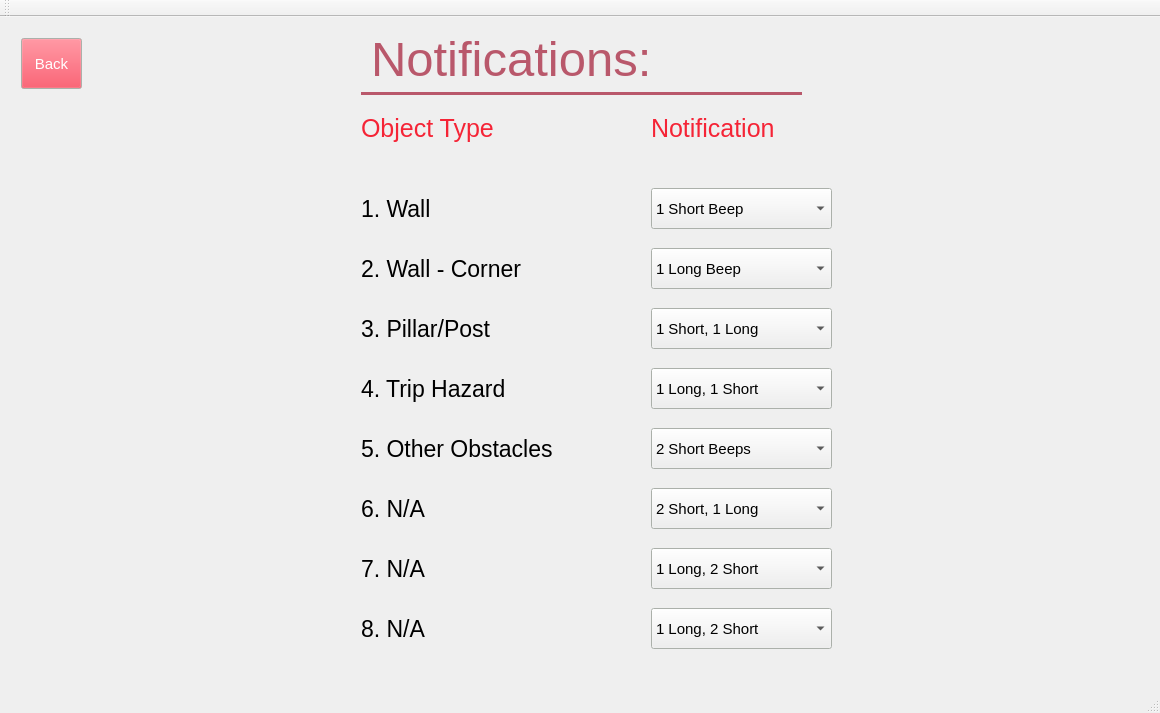
Above: leddargui/mainwindow.ui from SCCapstone/Sense-Able before the change. Below: the same form after it.
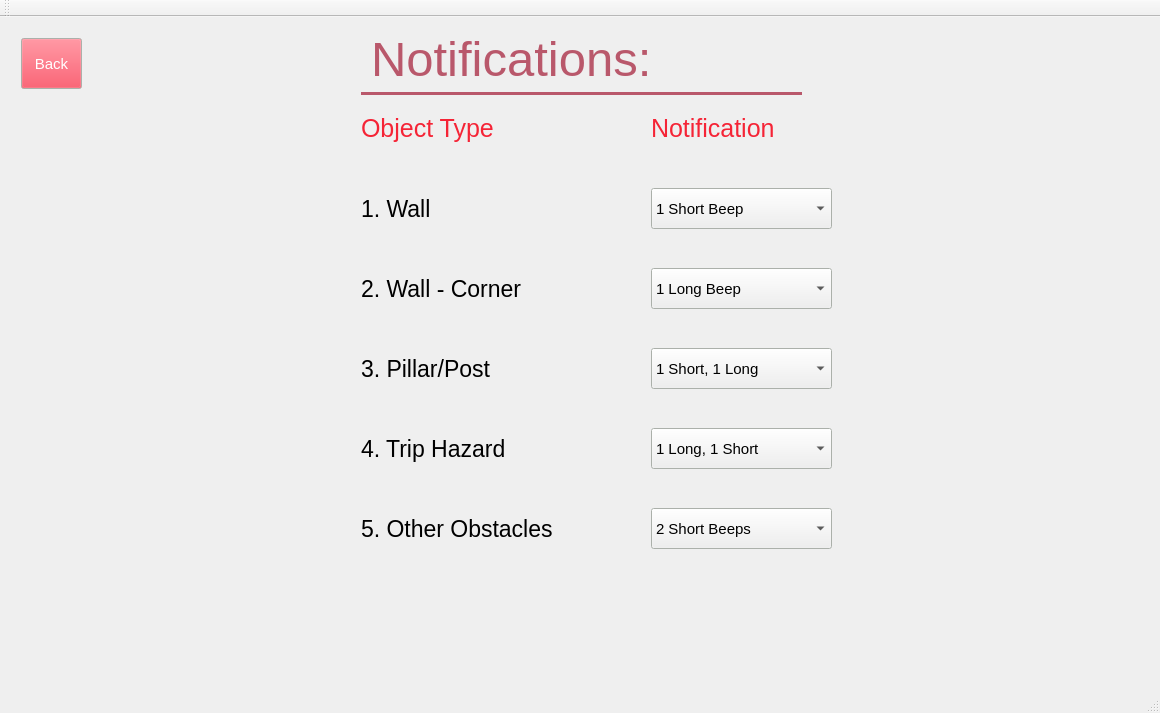
That is the form after the change. The open tabs and pages were chosen to show the change.

Commit message: edited the gui for the notifications issues. closes #108. And got rid of the N/A boxes and notifications that didn't specify anything. closes #106

The edit to the form file:
```diff
--- a/leddargui/mainwindow.ui
+++ b/leddargui/mainwindow.ui
@@ -2884,7 +2884,7 @@
         <property name="geometry">
          <rect>
           <x>350</x>
-          <y>280</y>
+          <y>320</y>
           <width>231</width>
           <height>41</height>
          </rect>
@@ -2969,7 +2969,7 @@
         <property name="geometry">
          <rect>
           <x>350</x>
-          <y>340</y>
+          <y>400</y>
           <width>231</width>
           <height>41</height>
          </rect>
@@ -3050,181 +3050,11 @@
          <set>Qt::AlignLeading|Qt::AlignLeft|Qt::AlignVCenter</set>
         </property>
        </widget>
-       <widget class="QLabel" name="label_7">
-        <property name="geometry">
-         <rect>
-          <x>350</x>
-          <y>520</y>
-          <width>231</width>
-          <height>41</height>
-         </rect>
-        </property>
-        <property name="palette">
-         <palette>
-          <active>
-           <colorrole role="WindowText">
-            <brush brushstyle="SolidPattern">
-             <color alpha="255">
-              <red>0</red>
-              <green>0</green>
-              <blue>0</blue>
-             </color>
-            </brush>
-           </colorrole>
-           <colorrole role="Text">
-            <brush brushstyle="SolidPattern">
-             <color alpha="255">
-              <red>245</red>
-              <green>36</green>
-              <blue>54</blue>
-             </color>
-            </brush>
-           </colorrole>
-          </active>
-          <inactive>
-           <colorrole role="WindowText">
-            <brush brushstyle="SolidPattern">
-             <color alpha="255">
-              <red>0</red>
-              <green>0</green>
-              <blue>0</blue>
-             </color>
-            </brush>
-           </colorrole>
-           <colorrole role="Text">
-            <brush brushstyle="SolidPattern">
-             <color alpha="255">
-              <red>245</red>
-              <green>36</green>
-              <blue>54</blue>
-             </color>
-            </brush>
-           </colorrole>
-          </inactive>
-          <disabled>
-           <colorrole role="WindowText">
-            <brush brushstyle="SolidPattern">
-             <color alpha="255">
-              <red>190</red>
-              <green>190</green>
-              <blue>190</blue>
-             </color>
-            </brush>
-           </colorrole>
-           <colorrole role="Text">
-            <brush brushstyle="SolidPattern">
-             <color alpha="255">
-              <red>190</red>
-              <green>190</green>
-              <blue>190</blue>
-             </color>
-            </brush>
-           </colorrole>
-          </disabled>
-         </palette>
-        </property>
-        <property name="font">
-         <font>
-          <pointsize>17</pointsize>
-         </font>
-        </property>
-        <property name="text">
-         <string>7. N/A</string>
-        </property>
-        <property name="alignment">
-         <set>Qt::AlignLeading|Qt::AlignLeft|Qt::AlignVCenter</set>
-        </property>
-       </widget>
-       <widget class="QLabel" name="label_8">
-        <property name="geometry">
-         <rect>
-          <x>350</x>
-          <y>580</y>
-          <width>231</width>
-          <height>41</height>
-         </rect>
-        </property>
-        <property name="palette">
-         <palette>
-          <active>
-           <colorrole role="WindowText">
-            <brush brushstyle="SolidPattern">
-             <color alpha="255">
-              <red>0</red>
-              <green>0</green>
-              <blue>0</blue>
-             </color>
-            </brush>
-           </colorrole>
-           <colorrole role="Text">
-            <brush brushstyle="SolidPattern">
-             <color alpha="255">
-              <red>245</red>
-              <green>36</green>
-              <blue>54</blue>
-             </color>
-            </brush>
-           </colorrole>
-          </active>
-          <inactive>
-           <colorrole role="WindowText">
-            <brush brushstyle="SolidPattern">
-             <color alpha="255">
-              <red>0</red>
-              <green>0</green>
-              <blue>0</blue>
-             </color>
-            </brush>
-           </colorrole>
-           <colorrole role="Text">
-            <brush brushstyle="SolidPattern">
-             <color alpha="255">
-              <red>245</red>
-              <green>36</green>
-              <blue>54</blue>
-             </color>
-            </brush>
-           </colorrole>
-          </inactive>
-          <disabled>
-           <colorrole role="WindowText">
-            <brush brushstyle="SolidPattern">
-             <color alpha="255">
-              <red>190</red>
-              <green>190</green>
-              <blue>190</blue>
-             </color>
-            </brush>
-           </colorrole>
-           <colorrole role="Text">
-            <brush brushstyle="SolidPattern">
-             <color alpha="255">
-              <red>190</red>
-              <green>190</green>
-              <blue>190</blue>
-             </color>
-            </brush>
-           </colorrole>
-          </disabled>
-         </palette>
-        </property>
-        <property name="font">
-         <font>
-          <pointsize>17</pointsize>
-         </font>
-        </property>
-        <property name="text">
-         <string>8. N/A</string>
-        </property>
-        <property name="alignment">
-         <set>Qt::AlignLeading|Qt::AlignLeft|Qt::AlignVCenter</set>
-        </property>
-       </widget>
        <widget class="QLabel" name="label_5">
         <property name="geometry">
          <rect>
           <x>350</x>
-          <y>400</y>
+          <y>480</y>
           <width>261</width>
           <height>41</height>
          </rect>
@@ -3305,91 +3135,6 @@
          <set>Qt::AlignLeading|Qt::AlignLeft|Qt::AlignVCenter</set>
         </property>
        </widget>
-       <widget class="QLabel" name="label_6">
-        <property name="geometry">
-         <rect>
-          <x>350</x>
-          <y>460</y>
-          <width>231</width>
-          <height>41</height>
-         </rect>
-        </property>
-        <property name="palette">
-         <palette>
-          <active>
-           <colorrole role="WindowText">
-            <brush brushstyle="SolidPattern">
-             <color alpha="255">
-              <red>0</red>
-              <green>0</green>
-              <blue>0</blue>
-             </color>
-            </brush>
-           </colorrole>
-           <colorrole role="Text">
-            <brush brushstyle="SolidPattern">
-             <color alpha="255">
-              <red>245</red>
-              <green>36</green>
-              <blue>54</blue>
-             </color>
-            </brush>
-           </colorrole>
-          </active>
-          <inactive>
-           <colorrole role="WindowText">
-            <brush brushstyle="SolidPattern">
-             <color alpha="255">
-              <red>0</red>
-              <green>0</green>
-              <blue>0</blue>
-             </color>
-            </brush>
-           </colorrole>
-           <colorrole role="Text">
-            <brush brushstyle="SolidPattern">
-             <color alpha="255">
-              <red>245</red>
-              <green>36</green>
-              <blue>54</blue>
-             </color>
-            </brush>
-           </colorrole>
-          </inactive>
-          <disabled>
-           <colorrole role="WindowText">
-            <brush brushstyle="SolidPattern">
-             <color alpha="255">
-              <red>190</red>
-              <green>190</green>
-              <blue>190</blue>
-             </color>
-            </brush>
-           </colorrole>
-           <colorrole role="Text">
-            <brush brushstyle="SolidPattern">
-             <color alpha="255">
-              <red>190</red>
-              <green>190</green>
-              <blue>190</blue>
-             </color>
-            </brush>
-           </colorrole>
-          </disabled>
-         </palette>
-        </property>
-        <property name="font">
-         <font>
-          <pointsize>17</pointsize>
-         </font>
-        </property>
-        <property name="text">
-         <string>6. N/A</string>
-        </property>
-        <property name="alignment">
-         <set>Qt::AlignLeading|Qt::AlignLeft|Qt::AlignVCenter</set>
-        </property>
-       </widget>
        <widget class="QComboBox" name="obj1_notif_choice">
         <property name="geometry">
          <rect>
@@ -3442,7 +3187,7 @@
         <property name="geometry">
          <rect>
           <x>350</x>
-          <y>220</y>
+          <y>240</y>
           <width>231</width>
           <height>41</height>
          </rect>
@@ -3527,7 +3272,7 @@
         <property name="geometry">
          <rect>
           <x>640</x>
-          <y>220</y>
+          <y>240</y>
           <width>181</width>
           <height>41</height>
          </rect>
@@ -3575,7 +3320,7 @@
         <property name="geometry">
          <rect>
           <x>640</x>
-          <y>280</y>
+          <y>320</y>
           <width>181</width>
           <height>41</height>
          </rect>
@@ -3623,7 +3368,7 @@
         <property name="geometry">
          <rect>
           <x>640</x>
-          <y>340</y>
+          <y>400</y>
           <width>181</width>
           <height>41</height>
          </rect>
@@ -3671,7 +3416,7 @@
         <property name="geometry">
          <rect>
           <x>640</x>
-          <y>400</y>
+          <y>480</y>
           <width>181</width>
           <height>41</height>
          </rect>
@@ -3715,153 +3460,6 @@
          </property>
         </item>
        </widget>
-       <widget class="QComboBox" name="obj6_notif_choice">
-        <property name="geometry">
-         <rect>
-          <x>640</x>
-          <y>460</y>
-          <width>181</width>
-          <height>41</height>
-         </rect>
-        </property>
-        <property name="currentIndex">
-         <number>5</number>
-        </property>
-        <item>
-         <property name="text">
-          <string>1 Short Beep</string>
-         </property>
-        </item>
-        <item>
-         <property name="text">
-          <string>1 Long Beep</string>
-         </property>
-        </item>
-        <item>
-         <property name="text">
-          <string>1 Short, 1 Long</string>
-         </property>
-        </item>
-        <item>
-         <property name="text">
-          <string>1 Long, 1 Short</string>
-         </property>
-        </item>
-        <item>
-         <property name="text">
-          <string>2 Short Beeps</string>
-         </property>
-        </item>
-        <item>
-         <property name="text">
-          <string>2 Short, 1 Long</string>
-         </property>
-        </item>
-        <item>
-         <property name="text">
-          <string>1 Long, 2 Short</string>
-         </property>
-        </item>
-       </widget>
-       <widget class="QComboBox" name="obj7_notif_choice">
-        <property name="geometry">
-         <rect>
-          <x>640</x>
-          <y>520</y>
-          <width>181</width>
-          <height>41</height>
-         </rect>
-        </property>
-        <property name="currentIndex">
-         <number>6</number>
-        </property>
-        <item>
-         <property name="text">
-          <string>1 Short Beep</string>
-         </property>
-        </item>
-        <item>
-         <property name="text">
-          <string>1 Long Beep</string>
-         </property>
-        </item>
-        <item>
-         <property name="text">
-          <string>1 Short, 1 Long</string>
-         </property>
-        </item>
-        <item>
-         <property name="text">
-          <string>1 Long, 1 Short</string>
-         </property>
-        </item>
-        <item>
-         <property name="text">
-          <string>2 Short Beeps</string>
-         </property>
-        </item>
-        <item>
-         <property name="text">
-          <string>2 Short, 1 Long</string>
-         </property>
-        </item>
-        <item>
-         <property name="text">
-          <string>1 Long, 2 Short</string>
-         </property>
-        </item>
-       </widget>
-       <widget class="QComboBox" name="obj8_notif_choice">
-        <property name="geometry">
-         <rect>
-          <x>640</x>
-          <y>580</y>
-          <width>181</width>
-          <height>41</height>
-         </rect>
-        </property>
-        <property name="editable">
-         <bool>false</bool>
-        </property>
-        <property name="currentIndex">
-         <number>6</number>
-        </property>
-        <item>
-         <property name="text">
-          <string>1 Short Beep</string>
-         </property>
-        </item>
-        <item>
-         <property name="text">
-          <string>1 Long Beep</string>
-         </property>
-        </item>
-        <item>
-         <property name="text">
-          <string>1 Short, 1 Long</string>
-         </property>
-        </item>
-        <item>
-         <property name="text">
-          <string>1 Long, 1 Short</string>
-         </property>
-        </item>
-        <item>
-         <property name="text">
-          <string>2 Short Beeps</string>
-         </property>
-        </item>
-        <item>
-         <property name="text">
-          <string>2 Short, 1 Long</string>
-         </property>
-        </item>
-        <item>
-         <property name="text">
-          <string>1 Long, 2 Short</string>
-         </property>
-        </item>
-       </widget>
        <widget class="QPushButton" name="backButton">
         <property name="geometry">
          <rect>
```
Left out of the diff: 188 changed lines with no effect on the pictures. The commit also changes 2 other files.
